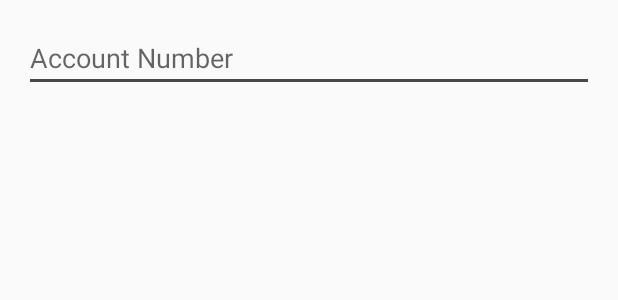
After one commit to kangwennlee/CurrexEZ, an Android app: the layout layout_bankaccountdialog.xml on its own in the app's theme, with its tools: preview values and no code run, on a phone screen of 412 x 824 dp. The commit adds this screen. Shown: the top 300 px of the screen. Run offline under Robolectric (Android 15) with nearby library versions, the phone set to English and light mode, and no system bars; network calls fail.

Commit message:
change the online payment in sell part to transfer to bank account function

```diff
--- a/app/src/main/res/layout/activity_sell_currency.xml
+++ b/app/src/main/res/layout/activity_sell_currency.xml
@@ -125,7 +125,7 @@
                 android:id="@+id/radioButtonOnline"
                 android:layout_width="wrap_content"
                 android:layout_height="50dp"
-                android:text="@string/onlinePayment" />
+                android:text="@string/transferIntoBankAcc" />
         </RadioGroup>
 
         <TextView
--- /dev/null
+++ b/app/src/main/res/layout/layout_bankaccountdialog.xml
@@ -0,0 +1,14 @@
+<?xml version="1.0" encoding="utf-8"?>
+<RelativeLayout xmlns:android="http://schemas.android.com/apk/res/android"
+    android:layout_width="match_parent" android:layout_height="match_parent"
+    android:padding="16dp">
+
+
+    <EditText
+        android:id="@+id/editAccNum"
+        android:layout_width="match_parent"
+        android:layout_height="wrap_content"
+        android:inputType="number"
+        android:hint="@string/hintforAccNumEnter"/>
+
+</RelativeLayout>
--- a/app/src/main/res/values/strings.xml
+++ b/app/src/main/res/values/strings.xml
@@ -120,6 +120,7 @@
     <string name="selectPaymentMethod">Select Payment Method</string>
     <string name="debitCard">Debit Card</string>
     <string name="onlinePayment">Online Payment</string>
+    <string name="transferIntoBankAcc">Transfer into your bank account</string>
     <string name="proceedToPayment">Proceed to payment</string>
     <!--String Array -->
     <string-array name="national">
@@ -184,6 +185,10 @@
     <string name="location">Location</string>
     <string name="selectdepositpaymentmethod">Select deposit payment method</string>
     <string name="creditCard">Credit Card</string>
+    <string name="banktitle">Select Your Bank Provider</string>
+    <string name="enterBankAccNum">Enter your bank account number</string>
+
+    <string name="hintforAccNumEnter">Account Number</string>
 
     <!-- for drawable-->
     <string name="CurrencyRates">Currency Rates</string>
```
Also changed, not shown: app/src/main/java/com/example/kangwenn/currexez/SellCurrency.java (+71 -2 lines), app/src/main/java/com/example/kangwenn/currexez/accNumEnterDialog.java (added, +79 -0 lines), 1 other file.
